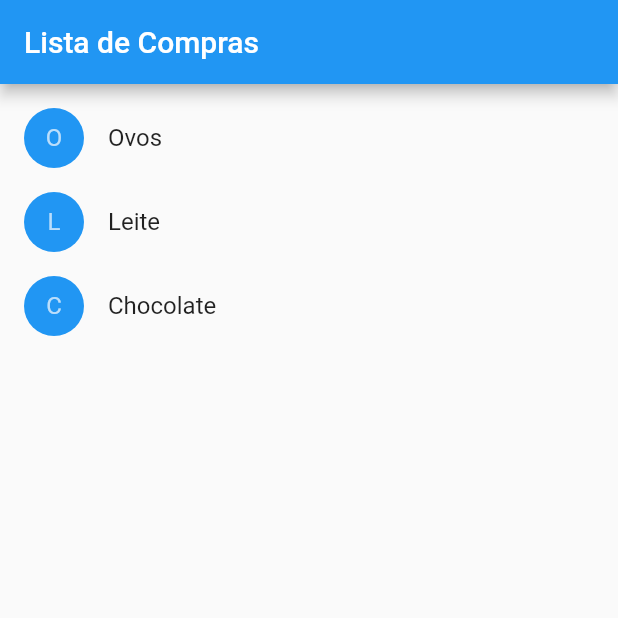
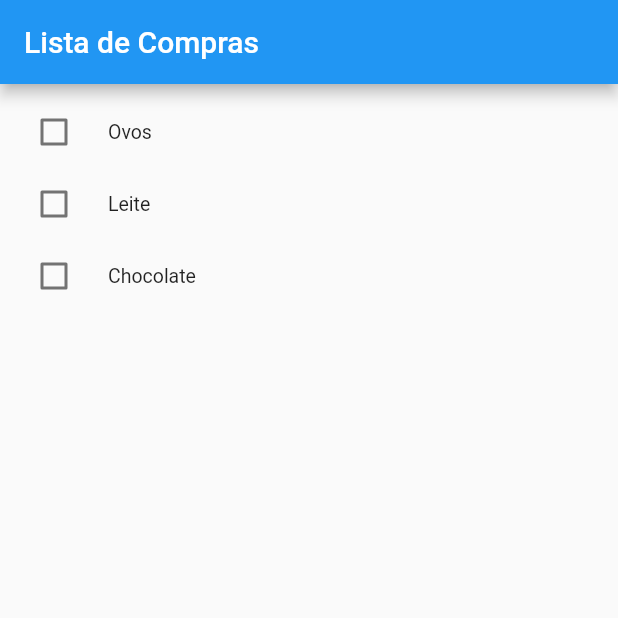
Before and after one commit to natannjos/learning-flutter, a Flutter app: the screen it shows after launch, on a phone screen of 412 x 824 dp, the top half of it. Run offline on Flutter 3.47's test engine with Material 2 defaults, Android fonts, the phone set to English and light mode, and no system bars.

Commit message:
Change list tile to checkbox

```diff
--- a/lib/main.dart
+++ b/lib/main.dart
@@ -36,13 +36,18 @@ class ShoppingListItem extends StatelessWidget {
 
   @override
   Widget build(BuildContext context) {
-    return ListTile(
-        onTap: () {
-          onCartChanged(product, inCart);
-        },
-        leading: CircleAvatar(
-            backgroundColor: _getColor(context), child: Text(product.name[0])),
-        title: Text(product.name, style: _getTextStyle(context)));
+    return CheckboxListTile(
+      onChanged: (bool) {
+        onCartChanged(product, inCart);
+      },
+      value: inCart,
+      controlAffinity: ListTileControlAffinity.leading,
+      dense: true,
+      title: Text(
+        product.name,
+        style: _getTextStyle(context),
+      ),
+    );
   }
 }
 
```
